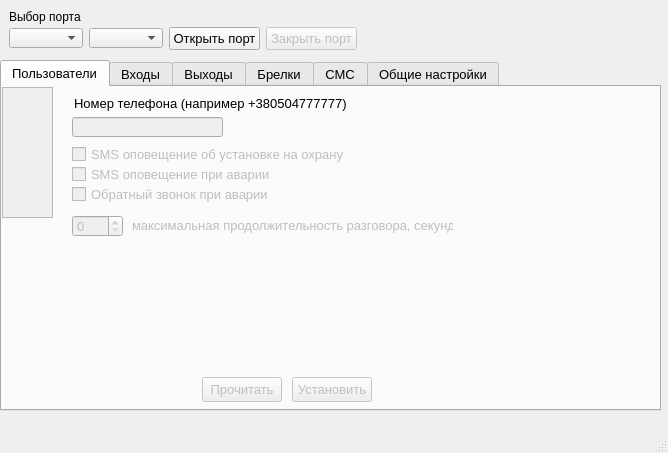
Before: the Qt Designer form Form_Debuger_GSM.ui in Khmol/Debuger_GSM, drawn with Qt 5.
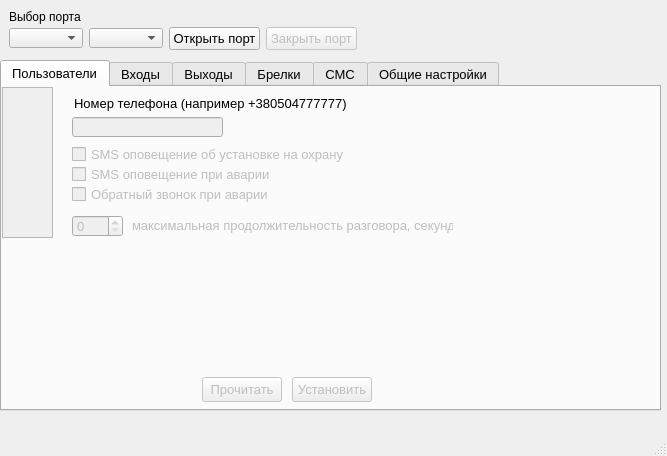
After: the same form once the commit is applied. The open tabs and pages were chosen to show the change. Icons and pictures are not drawn.

```diff
--- a/Form_Debuger_GSM.ui
+++ b/Form_Debuger_GSM.ui
@@ -6,20 +6,20 @@
    <rect>
     <x>0</x>
     <y>0</y>
-    <width>668</width>
-    <height>453</height>
+    <width>667</width>
+    <height>456</height>
    </rect>
   </property>
   <property name="minimumSize">
    <size>
-    <width>370</width>
-    <height>300</height>
+    <width>667</width>
+    <height>456</height>
    </size>
   </property>
   <property name="maximumSize">
    <size>
-    <width>800</width>
-    <height>800</height>
+    <width>667</width>
+    <height>456</height>
    </size>
   </property>
   <property name="windowTitle">
@@ -131,7 +131,7 @@
         <x>0</x>
         <y>0</y>
         <width>51</width>
-        <height>131</height>
+        <height>151</height>
        </rect>
       </property>
       <property name="font">
```
Left out of the diff: 4 changed lines with no effect on the pictures.
